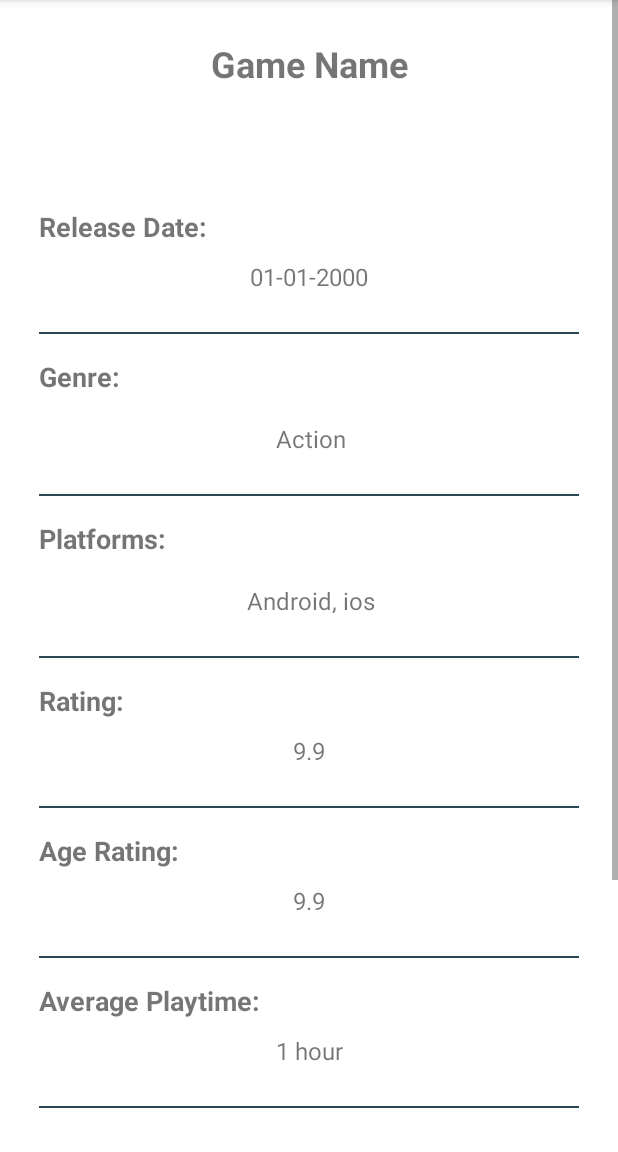
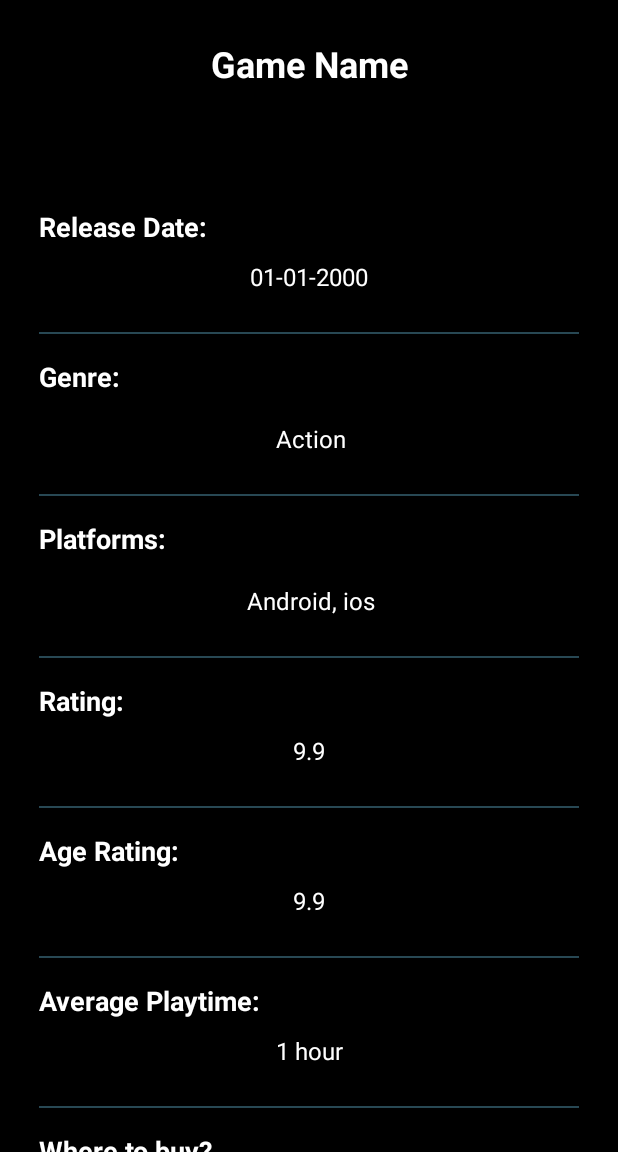
Before and after one commit to KrishnanDevika/DC-Games-Collections, an Android app: the fragment MoreInfoFragment shown on its own in the app's theme, on a phone screen of 412 x 824 dp, the part 84-1236 px from its top. Run offline under Robolectric (Android 15) with nearby library versions, the phone set to English and light mode, and no system bars; network calls fail.

Commit message:
#26 New Colours and Background colours added.

```diff
--- a/app/src/main/java/com/example/dcgamescollection/SearchRecyclerView/CustomSearchAdapterView.java
+++ b/app/src/main/java/com/example/dcgamescollection/SearchRecyclerView/CustomSearchAdapterView.java
@@ -101,6 +101,8 @@ public class CustomSearchAdapterView extends RecyclerView.Adapter<CustomSearchAd
 
             }
         });
+
+        holder.mExp.setVisibility(View.INVISIBLE);
     }
 
     @Override
@@ -119,6 +121,7 @@ public class CustomSearchAdapterView extends RecyclerView.Adapter<CustomSearchAd
         protected ImageView gameImage;
         protected Button save;
         protected Button more;
+        protected Button mExp;
 
         public GameViewHolder(@NonNull View itemView) {
             super(itemView);
@@ -128,6 +131,7 @@ public class CustomSearchAdapterView extends RecyclerView.Adapter<CustomSearchAd
             this.more = itemView.findViewById(R.id.infoButton);
             this.save = itemView.findViewById(R.id.saveButton);
             this.gameImage = itemView.findViewById(R.id.imageView);
+            this.mExp = itemView.findViewById(R.id.mExpButton);
         }
     }
 }
--- a/app/src/main/res/layout/fragment_more_info.xml
+++ b/app/src/main/res/layout/fragment_more_info.xml
@@ -1,11 +1,10 @@
 <?xml version="1.0" encoding="utf-8"?>
-<ScrollView
-    xmlns:android="http://schemas.android.com/apk/res/android"
+<ScrollView xmlns:android="http://schemas.android.com/apk/res/android"
     xmlns:app="http://schemas.android.com/apk/res-auto"
     xmlns:tools="http://schemas.android.com/tools"
     android:layout_width="match_parent"
     android:layout_height="match_parent"
-    android:layout_marginBottom="20dp">
+    android:background="@color/black">
 
 
     <androidx.constraintlayout.widget.ConstraintLayout
@@ -23,9 +22,10 @@
             android:layout_marginStart="16dp"
             android:layout_marginTop="16dp"
             android:layout_marginEnd="16dp"
+            android:text="@string/GameName"
+            android:textColor="@color/white"
+            android:textSize="24sp"
             android:textStyle="bold"
-        android:text="Game Name"
-        android:textSize="24sp"
             app:layout_constraintEnd_toEndOf="parent"
             app:layout_constraintStart_toStartOf="parent"
             app:layout_constraintTop_toTopOf="parent" />
@@ -34,9 +34,7 @@
             android:id="@+id/gameImage"
             android:layout_width="0dp"
             android:layout_height="wrap_content"
-        android:layout_marginStart="8dp"
             android:layout_marginTop="16dp"
-        android:layout_marginEnd="8dp"
             app:layout_constraintEnd_toEndOf="parent"
             app:layout_constraintStart_toStartOf="parent"
             app:layout_constraintTop_toBottomOf="@id/gameNameLabel">
@@ -50,6 +48,7 @@
             android:layout_gravity="bottom"
             android:layout_marginStart="8dp"
             android:layout_marginEnd="8dp"
+            android:background="@color/black"
             app:layout_constraintEnd_toEndOf="parent"
             app:layout_constraintStart_toStartOf="parent"
             app:layout_constraintTop_toBottomOf="@id/gameImage"
@@ -63,7 +62,8 @@
             android:layout_height="wrap_content"
             android:layout_marginStart="16dp"
             android:layout_marginTop="16dp"
-        android:text="Release Date:"
+            android:text="@string/ReleaseDateTitle"
+            android:textColor="@color/white"
             android:textSize="18sp"
             android:textStyle="bold"
             app:layout_constraintStart_toStartOf="parent"
@@ -76,8 +76,8 @@
             android:layout_marginStart="16dp"
             android:layout_marginEnd="16dp"
             android:padding="10dp"
-        android:paddingRight="10dp"
-        android:text="01-01-2000"
+            android:text="@string/ReleaseDateFormat"
+            android:textColor="@color/white"
             android:textSize="16sp"
             app:layout_constraintEnd_toEndOf="parent"
             app:layout_constraintStart_toStartOf="parent"
@@ -89,9 +89,10 @@
             android:layout_height="wrap_content"
             android:layout_marginStart="16dp"
             android:layout_marginTop="16dp"
+            android:text="@string/GenreTitle"
+            android:textColor="@color/white"
             android:textSize="18sp"
             android:textStyle="bold"
-        android:text="Genre:"
             app:layout_constraintStart_toStartOf="parent"
             app:layout_constraintTop_toBottomOf="@+id/view2" />
 
@@ -102,10 +103,11 @@
             android:layout_marginStart="16dp"
             android:layout_marginTop="8dp"
             android:layout_marginEnd="8dp"
+            android:padding="10dp"
             android:paddingEnd="16dp"
-        android:padding="10dp"
-        android:text="Action"
+            android:text="@string/GenreInput"
             android:textAlignment="viewStart"
+            android:textColor="@color/white"
             android:textSize="16sp"
             app:layout_constraintEnd_toEndOf="parent"
             app:layout_constraintStart_toStartOf="parent"
@@ -142,9 +144,10 @@
             android:layout_height="wrap_content"
             android:layout_marginStart="16dp"
             android:layout_marginTop="16dp"
+            android:text="@string/PlatformsTitle"
+            android:textColor="@color/white"
             android:textSize="18sp"
             android:textStyle="bold"
-        android:text="Platforms:"
             app:layout_constraintStart_toStartOf="parent"
             app:layout_constraintTop_toBottomOf="@+id/view3" />
 
@@ -155,10 +158,11 @@
             android:layout_marginStart="16dp"
             android:layout_marginTop="8dp"
             android:layout_marginEnd="8dp"
+            android:padding="10dp"
             android:paddingEnd="16dp"
-        android:padding="10dp"
-        android:text="Android, ios"
+            android:text="@string/PlatformInput"
             android:textAlignment="viewStart"
+            android:textColor="@color/white"
             android:textSize="16sp"
             app:layout_constraintEnd_toEndOf="parent"
             app:layout_constraintStart_toStartOf="parent"
@@ -183,9 +187,10 @@
             android:layout_height="wrap_content"
             android:layout_marginStart="16dp"
             android:layout_marginTop="16dp"
+            android:text="@string/RatingsTitle"
+            android:textColor="@color/white"
             android:textSize="18sp"
             android:textStyle="bold"
-        android:text="Rating:"
             app:layout_constraintStart_toStartOf="parent"
             app:layout_constraintTop_toBottomOf="@+id/view4" />
 
@@ -196,7 +201,8 @@
             android:layout_marginStart="16dp"
             android:layout_marginEnd="16dp"
             android:padding="10dp"
-        android:text="9.9"
+            android:text="@string/RatingsTV"
+            android:textColor="@color/white"
             android:textSize="16sp"
             app:layout_constraintEnd_toEndOf="parent"
             app:layout_constraintStart_toStartOf="parent"
@@ -213,15 +219,17 @@
             app:layout_constraintEnd_toEndOf="parent"
             app:layout_constraintStart_toStartOf="parent"
             app:layout_constraintTop_toBottomOf="@+id/rateTV" />
+
         <TextView
             android:id="@+id/ageRateLabel"
             android:layout_width="wrap_content"
             android:layout_height="wrap_content"
             android:layout_marginStart="16dp"
             android:layout_marginTop="16dp"
+            android:text="@string/AgeRatingTitle"
+            android:textColor="@color/white"
             android:textSize="18sp"
             android:textStyle="bold"
-        android:text="Age Rating:"
             app:layout_constraintStart_toStartOf="parent"
             app:layout_constraintTop_toBottomOf="@+id/view5" />
 
@@ -232,7 +240,8 @@
             android:layout_marginStart="16dp"
             android:layout_marginEnd="16dp"
             android:padding="10dp"
-        android:text="9.9"
+            android:text="@string/AgeTV"
+            android:textColor="@color/white"
             android:textSize="16sp"
             app:layout_constraintEnd_toEndOf="parent"
             app:layout_constraintStart_toStartOf="parent"
@@ -256,9 +265,10 @@
             android:layout_height="wrap_content"
             android:layout_marginStart="16dp"
             android:layout_marginTop="16dp"
+            android:text="@string/AveragePlayTimeTitle"
+            android:textColor="@color/white"
             android:textSize="18sp"
             android:textStyle="bold"
-        android:text="Average Playtime:"
             app:layout_constraintStart_toStartOf="parent"
             app:layout_constraintTop_toBottomOf="@+id/view6" />
 
@@ -269,7 +279,8 @@
             android:layout_marginStart="16dp"
             android:layout_marginEnd="16dp"
             android:padding="10dp"
-        android:text="1 hour"
+            android:text="@string/PlayTimeTV"
+            android:textColor="@color/white"
             android:textSize="16sp"
             app:layout_constraintEnd_toEndOf="parent"
             app:layout_constraintStart_toStartOf="parent"
@@ -293,9 +304,10 @@
             android:layout_height="wrap_content"
             android:layout_marginStart="16dp"
             android:layout_marginTop="16dp"
+            android:text="@string/StoreLabel"
+            android:textColor="@color/white"
             android:textSize="18sp"
             android:textStyle="bold"
-        android:text="Where to buy?"
             app:layout_constraintStart_toStartOf="parent"
             app:layout_constraintTop_toBottomOf="@+id/view8" />
 
@@ -308,8 +320,9 @@
             android:layout_marginEnd="8dp"
             android:padding="10dp"
             android:paddingEnd="16dp"
-        android:text="app-store"
+            android:text="@string/StoreTV"
             android:textAlignment="viewStart"
+            android:textColor="@color/white"
             android:textSize="16sp"
             app:layout_constraintEnd_toEndOf="parent"
             app:layout_constraintStart_toStartOf="parent"
@@ -335,9 +348,10 @@
             android:layout_height="wrap_content"
             android:layout_marginStart="16dp"
             android:layout_marginTop="16dp"
+            android:text="@string/TagsTitle"
+            android:textColor="@color/white"
             android:textSize="18sp"
             android:textStyle="bold"
-        android:text="Tags:"
             app:layout_constraintStart_toStartOf="parent"
             app:layout_constraintTop_toBottomOf="@+id/view9" />
 
@@ -352,8 +366,9 @@
             android:padding="10dp"
             android:paddingEnd="16dp"
             android:paddingBottom="20dp"
-        android:text="Single Player, 3D"
+            android:text="@string/TagsTV"
             android:textAlignment="viewStart"
+            android:textColor="@color/white"
             android:textSize="16sp"
             app:layout_constraintBottom_toBottomOf="parent"
             app:layout_constraintEnd_toEndOf="parent"
--- a/app/src/main/res/layout/nav_header_main.xml
+++ b/app/src/main/res/layout/nav_header_main.xml
@@ -3,7 +3,7 @@
     xmlns:app="http://schemas.android.com/apk/res-auto"
     android:layout_width="match_parent"
     android:layout_height="@dimen/nav_header_height"
-    android:background="@drawable/side_nav_bar"
+    android:background="@drawable/item_background_grad"
     android:gravity="bottom"
     android:orientation="vertical"
     android:paddingLeft="@dimen/activity_horizontal_margin"
--- a/app/src/main/res/values/colors.xml
+++ b/app/src/main/res/values/colors.xml
@@ -21,7 +21,7 @@
     <color name="T2TextColor">#CD986C</color>
     <color name="T2IconColor">#B98671</color>
 
-    <color name="ratingsBackground">#50000000</color>
+    <color name="ratingsBackground">#80000000</color>
     <color name="NameBackground">#20000000</color>
 
 </resources>
--- a/app/src/main/res/values/strings.xml
+++ b/app/src/main/res/values/strings.xml
@@ -17,4 +17,30 @@
 
     <!-- TODO: Remove or change this placeholder text -->
     <string name="hello_blank_fragment">Hello blank fragment</string>
+    <string name="GameName">Game Name</string>
+    <string name="ReleaseDateTitle">Release Date:</string>
+    <string name="ReleaseDateFormat">01-01-2000</string>
+    <string name="GenreTitle">Genre:</string>
+    <string name="GenreInput">Action</string>
+    <string name="PlatformsTitle">Platforms:</string>
+    <string name="PlatformInput">Android, ios</string>
+    <string name="RatingsTitle">Rating:</string>
+    <string name="RatingsTV">9.9</string>
+    <string name="AgeRatingTitle">Age Rating:</string>
+    <string name="AgeTV">9.9</string>
+    <string name="AveragePlayTimeTitle">Average Playtime:</string>
+    <string name="PlayTimeTV">1 hour</string>
+    <string name="StoreLabel">Where to buy?</string>
+    <string name="StoreTV">app-store</string>
+    <string name="TagsTitle">Tags:</string>
+    <string name="TagsTV">Single Player, 3D</string>
+    <string name="PlayerIDTitle">Player ID</string>
+    <string name="DOB">Date of birth</string>
+    <string name="PlayerID">Player ID</string>
+    <string name="PlayButtonText">Play</string>
+    <string name="AppIcon">This is our application Icon</string>
+    <string name="GameImages">multiple Image of Current Game</string>
+    <string name="moreButtonText">More</string>
+    <string name="SaveButtonText">Save</string>
+    <string name="yourExp">M Exp</string>
 </resources>
```
Also changed, not shown: app/src/main/java/com/example/dcgamescollection/CollectionRecyclerView/CustomCollectionAdapter.java (+8 -0 lines), app/src/main/res/drawable/item_background_grad.xml (added, +9 -0 lines), app/src/main/res/layout/fragment_home.xml (+14 -11 lines), app/src/main/res/layout/search_game_item.xml (+28 -12 lines). Lines whose indentation alone changed are shown as unchanged.
